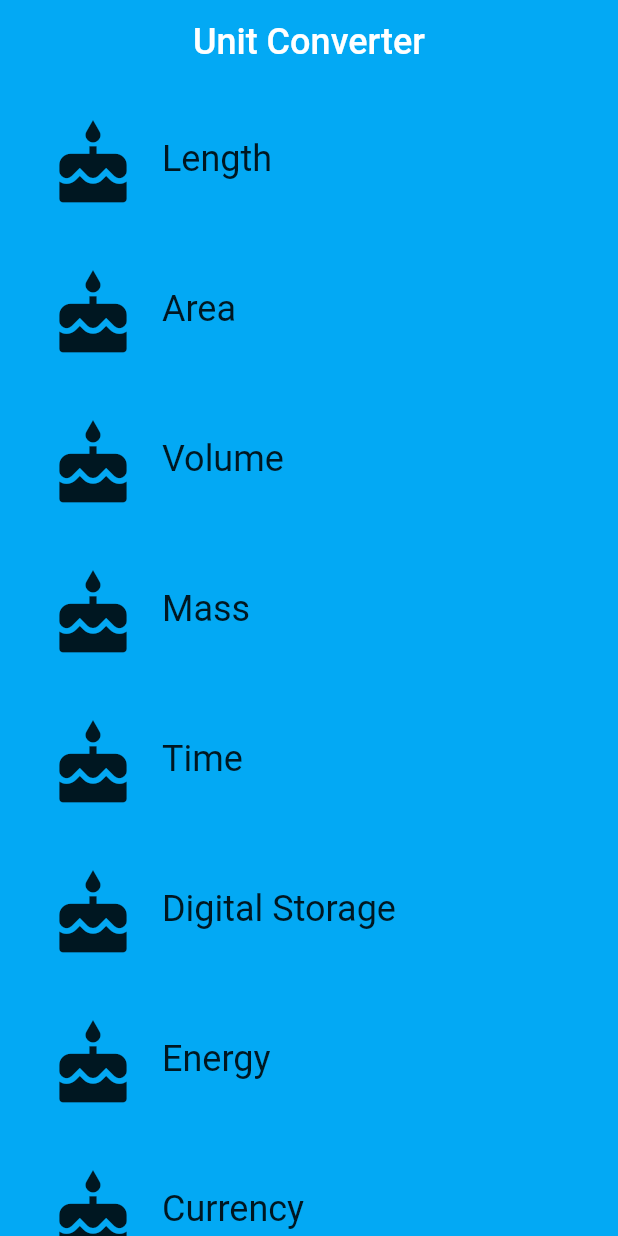
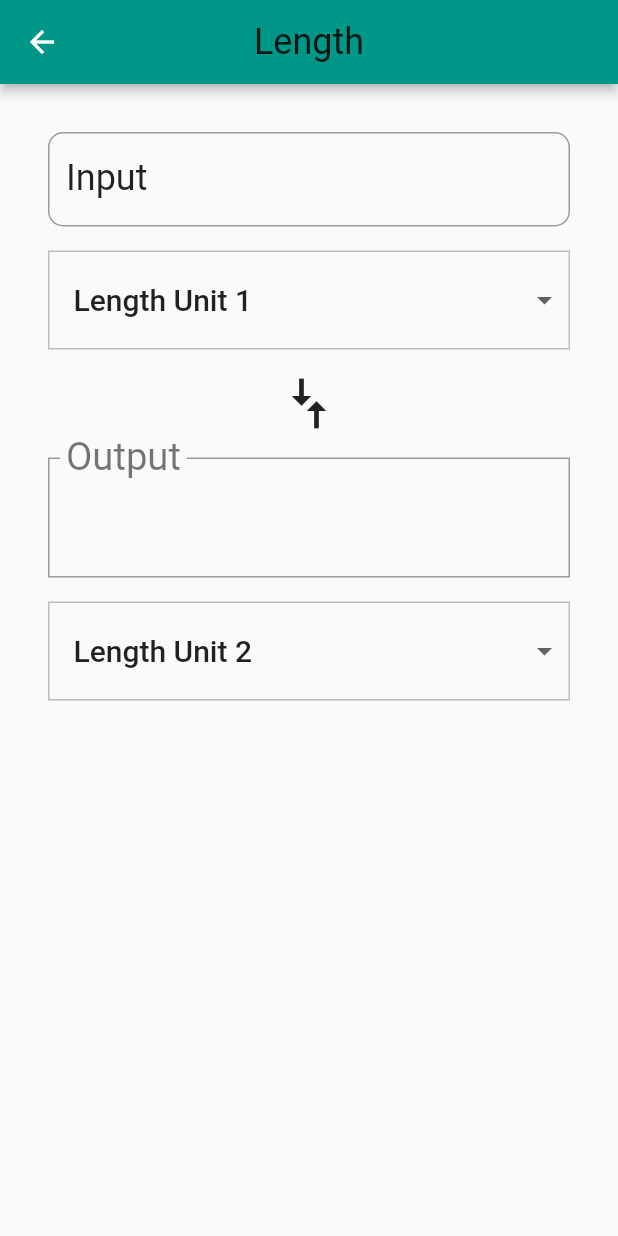
Before and after one commit to notepraiya/unit_converter, a Flutter app: the screen it shows after launch, after a tap on "Length", on a phone screen of 412 x 824 dp. Run offline on Flutter 3.47's test engine with Material 2 defaults, Android fonts, the phone set to English and light mode, and no system bars.

Commit message:
before backdrop

```diff
--- a/lib/category.dart
+++ b/lib/category.dart
@@ -1,20 +1,47 @@
 import 'package:flutter/material.dart';
 import 'package:meta/meta.dart';
+import 'package:unit_converter/converter_route.dart';
+import 'package:unit_converter/unit.dart';
 
 class Category extends StatelessWidget {
   final String title;
   final ColorSwatch color;
   final IconData icon;
+  final List<Unit> units;
 
   const Category({
     Key key,
     @required this.title,
     @required this.color,
     @required this.icon,
+    @required this.units,
   })  : assert(title != null),
         assert(color != null),
         assert(icon != null),
+        assert(units != null),
         super(key: key);
+
+  void _navigateToConverter(BuildContext context) {
+    Navigator.of(context).push(MaterialPageRoute<Null>(
+      builder: (BuildContext context) {
+        return Scaffold(
+          appBar: AppBar(
+            elevation: 3.0,
+            title: Text(
+              title,
+              style: Theme.of(context).textTheme.headline5,
+            ),
+            centerTitle: true,
+            backgroundColor: color,
+          ),
+          body: ConverterRoute(
+            color: color,
+            units: units,
+          ),
+        );
+      },
+    ));
+  }
 
   @override
   Widget build(BuildContext context) {
@@ -27,7 +54,7 @@ class Category extends StatelessWidget {
           highlightColor: color,
           splashColor: color,
           borderRadius: BorderRadius.circular(100.0 / 2),
-          onTap: () => print('test'),
+          onTap: () => _navigateToConverter(context),
           child: Row(
             crossAxisAlignment: CrossAxisAlignment.stretch,
             children: [
--- /dev/null
+++ b/lib/category_route.dart
@@ -0,0 +1,85 @@
+import 'package:flutter/material.dart';
+import 'package:unit_converter/category.dart';
+import 'package:unit_converter/unit.dart';
+
+class CategoryRoute extends StatefulWidget {
+  final String title;
+  const CategoryRoute(this.title);
+
+  @override
+  _CategoryRouteState createState() => _CategoryRouteState();
+}
+
+class _CategoryRouteState extends State<CategoryRoute> {
+  static const _categoryNames = <String>[
+    'Length',
+    'Area',
+    'Volume',
+    'Mass',
+    'Time',
+    'Digital Storage',
+    'Energy',
+    'Currency',
+  ];
+  static const _categoryColors = <Color>[
+    Colors.teal,
+    Colors.orange,
+    Colors.pinkAccent,
+    Colors.blueAccent,
+    Colors.yellow,
+    Colors.greenAccent,
+    Colors.purpleAccent,
+    Colors.red,
+  ];
+
+  List<Unit> _retrieveUnitList(String categoryName) {
+    return List.generate(10, (int i) {
+      i++;
+      return Unit(
+        name: '$categoryName Unit $i',
+        conversion: i.toDouble(),
+      );
+    });
+  }
+
+  final _categories = <Category>[];
+
+  @override
+  void initState() {
+    super.initState();
+    for (var i = 0; i < _categoryNames.length; i++) {
+      _categories.add(Category(
+        title: _categoryNames[i],
+        color: _categoryColors[i],
+        icon: Icons.cake,
+        units: _retrieveUnitList(_categoryNames[i]),
+      ));
+    }
+  }
+
+  @override
+  Widget build(BuildContext context) {
+    return Scaffold(
+      appBar: AppBar(
+        elevation: 0.0,
+        backgroundColor: Colors.lightBlue,
+        centerTitle: true,
+        title: Text(
+          widget.title,
+          style: TextStyle(
+            fontSize: 24.0,
+          ),
+        ),
+      ),
+      body: Container(
+        color: Colors.lightBlue,
+        padding: EdgeInsets.symmetric(horizontal: 8.0),
+        child: ListView.builder(
+          itemBuilder: (BuildContext context, int idx) => _categories[idx],
+          itemCount: 8,
+        ),
+      ),
+    );
+
+  }
+}
--- /dev/null
+++ b/lib/converter_route.dart
@@ -0,0 +1,229 @@
+import 'package:flutter/cupertino.dart';
+import 'package:flutter/material.dart';
+import 'package:meta/meta.dart';
+import 'package:unit_converter/unit.dart';
+
+class ConverterRoute extends StatefulWidget {
+  final Color color;
+  final List<Unit> units;
+
+  const ConverterRoute({@required this.color, @required this.units})
+      : assert(color != null),
+        assert(units != null);
+
+  @override
+  _ConverterRouteState createState() => _ConverterRouteState();
+}
+
+class _ConverterRouteState extends State<ConverterRoute> {
+  List<DropdownMenuItem> _unitMenuItems;
+  Unit _fromValue;
+  Unit _toValue;
+
+  bool _showValidationError = false;
+  double _inputValue;
+  String _convertedValue = '';
+
+  void _createDropdownMenuItems() {
+    var newItems = <DropdownMenuItem>[];
+    for (Unit unit in widget.units) {
+      newItems.add(DropdownMenuItem(
+        value: unit.name,
+        child: Container(
+          child: Text(
+            unit.name,
+            softWrap: true,
+          ),
+        ),
+      ));
+    }
+
+    setState(() {
+      _unitMenuItems = newItems;
+    });
+  }
+
+  void _setDefaults() {
+    setState(() {
+      _fromValue = widget.units[0];
+      _toValue = widget.units[1];
+    });
+  }
+
+  @override
+  void initState() {
+    super.initState();
+    _createDropdownMenuItems();
+    _setDefaults();
+  }
+
+
+
+  void _updateInputValue(String input) {
+    setState(() {
+      if (input == null || input.isEmpty) {
+        _convertedValue = '';
+      } else {
+        try {
+          final inputDouble = double.parse(input);
+          _showValidationError = false;
+          _inputValue = inputDouble;
+          _updateConversion();
+        } on Exception catch (e) {
+          print('Error: $e');
+          _showValidationError = true;
+        }
+      }
+    });
+  }
+
+  void _updateConversion() {
+    setState(() {
+      _convertedValue =
+          _format(_inputValue * (_toValue.conversion / _fromValue.conversion));
+    });
+  }
+
+  String _format(double conversion) {
+    var outputNum = conversion.toStringAsPrecision(7);
+    if (outputNum.contains('.') && outputNum.endsWith('0')) {
+      var i = outputNum.length - 1;
+      while (outputNum[i] == '0') {
+        i -= 1;
+      }
+      outputNum = outputNum.substring(0, i + 1);
+    }
+    if (outputNum.endsWith('.')) {
+      return outputNum.substring(0, outputNum.length - 1);
+    }
+    return outputNum;
+  }
+
+
+
+  Widget _createDropdown(String currentValue, ValueChanged<dynamic> onChanged) {
+    return Container(
+      margin: EdgeInsets.only(top: 16.0),
+      decoration: BoxDecoration(
+        color: Colors.grey[50],
+        border: Border.all(
+          color: Colors.grey[400],
+          width: 1.0,
+        ),
+      ),
+      padding: EdgeInsets.symmetric(vertical: 8.0),
+      child: Theme(
+        data: Theme.of(context).copyWith(
+          canvasColor: Colors.grey[50],
+        ),
+        child: DropdownButtonHideUnderline(
+          child: ButtonTheme(
+            alignedDropdown: true,
+            child: DropdownButton(
+              value: currentValue,
+              items: _unitMenuItems,
+              onChanged: onChanged,
+              style: Theme.of(context).textTheme.headline6,
+            ),
+          ),
+        ),
+      ),
+    );
+  }
+
+
+
+  void _updateFromConversion(dynamic unitName) {
+    setState(() {
+      _fromValue = _getUnit(unitName);
+    });
+    if (_inputValue != null) {
+      _updateConversion();
+    }
+  }
+  void _updateToConversion(dynamic unitName) {
+    setState(() {
+      _toValue = _getUnit(unitName);
+    });
+    if (_inputValue != null) {
+      _updateConversion();
+    }
+  }
+  Unit _getUnit(String unitName) {
+    return widget.units.firstWhere(
+          (Unit unit) {
+        return unit.name == unitName;
+      },
+      orElse: null,
+    );
+  }
+
+  @override
+  Widget build(BuildContext context) {
+    final input = Padding(
+      padding: EdgeInsets.all(16.0),
+      child: Column(
+        crossAxisAlignment: CrossAxisAlignment.stretch,
+        children: [
+          TextField(
+            style: Theme.of(context).textTheme.headline6,
+            decoration: InputDecoration(
+              labelStyle: Theme.of(context).textTheme.headline5,
+              errorText: _showValidationError ? 'Invalid number entered' : null,
+              labelText: 'Input',
+              border: OutlineInputBorder(
+                borderRadius: BorderRadius.circular(10.0),
+              ),
+            ),
+            keyboardType: TextInputType.number,
+            onChanged: _updateInputValue,
+          ),
+          _createDropdown(_fromValue.name, _updateFromConversion),
+        ],
+      ),
+    );
+
+    final arrow = RotatedBox(
+      quarterTurns: 1,
+      child: Icon(
+        Icons.compare_arrows,
+        size: 40.0,
+      ),
+    );
+
+    final output = Padding(
+      padding: EdgeInsets.all(16.0),
+      child: Column(
+        crossAxisAlignment: CrossAxisAlignment.stretch,
+        children: [
+          InputDecorator(
+            child: Text(
+              _convertedValue,
+              style: Theme.of(context).textTheme.display1,
+            ),
+            decoration: InputDecoration(
+              labelText: 'Output',
+              labelStyle: Theme.of(context).textTheme.display1,
+              border: OutlineInputBorder(
+                borderRadius: BorderRadius.circular(0.0),
+              ),
+            ),
+          ),
+          _createDropdown(_toValue.name, _updateToConversion),
+        ],
+      ),
+    );
+
+    return Padding(
+      padding: EdgeInsets.all(16.0),
+      child: Column(
+        crossAxisAlignment: CrossAxisAlignment.stretch,
+        children: [
+          input,
+          arrow,
+          output,
+        ],
+      ),
+    );
+  }
+}
--- a/lib/main.dart
+++ b/lib/main.dart
@@ -1,31 +1,18 @@
 import 'package:flutter/material.dart';
-import 'package:unit_converter/screen_category.dart';
+import 'package:unit_converter/category_route.dart';
 
 void main() {
   runApp(App());
 }
 
 class App extends StatelessWidget {
-  final String title = 'Unit Converter';
+  final String title = 'Unit Converter App';
 
   @override
   Widget build(BuildContext context) {
     return MaterialApp(
       title: title,
-      home: Scaffold(
-        appBar: AppBar(
-          elevation: 0.0,
-          backgroundColor: Colors.lightBlue,
-          centerTitle: true,
-          title: Text(
-            title,
-            style: TextStyle(
-              fontSize: 24.0,
-            ),
-          ),
-        ),
-        body: ScreenCategory(),
-      ),
+      home: CategoryRoute(title),
     );
   }
 }
--- a/lib/screen_category.dart
+++ /dev/null
@@ -1,49 +0,0 @@
-import 'package:flutter/material.dart';
-import 'package:unit_converter/category.dart';
-
-class ScreenCategory extends StatelessWidget {
-  static const _categoryNames = <String>[
-    'Length',
-    'Area',
-    'Volume',
-    'Mass',
-    'Time',
-    'Digital Storage',
-    'Energy',
-    'Currency',
-  ];
-  static const _categoryColors = <Color>[
-    Colors.teal,
-    Colors.orange,
-    Colors.pinkAccent,
-    Colors.blueAccent,
-    Colors.yellow,
-    Colors.greenAccent,
-    Colors.purpleAccent,
-    Colors.red,
-  ];
-
-  final _categories = <Category>[];
-
-  ScreenCategory() {
-    for (var i = 0; i < _categoryNames.length; i++) {
-      _categories.add(Category(
-        title: _categoryNames[i],
-        color: _categoryColors[i],
-        icon: Icons.cake,
-      ));
-    }
-  }
-
-  @override
-  Widget build(BuildContext context) {
-    return Container(
-      color: Colors.lightBlue,
-      padding: EdgeInsets.symmetric(horizontal: 8.0),
-      child: ListView.builder(
-        itemBuilder: (BuildContext context, int idx) => _categories[idx],
-        itemCount: 8,
-      ),
-    );
-  }
-}
--- /dev/null
+++ b/lib/unit.dart
@@ -0,0 +1,16 @@
+import 'package:meta/meta.dart';
+
+class Unit {
+  final String name;
+  final double conversion;
+
+  const Unit({@required this.name, @required this.conversion})
+      : assert(name != null),
+        assert(conversion != null);
+
+  Unit.fromJson(Map jsonMap)
+      : assert(jsonMap['name'] != null),
+        assert(jsonMap['conversion'] != null),
+        name = jsonMap['name'],
+        conversion = jsonMap['conversion'].toDouble();
+}
```
Also changed, not shown: 1 other file.
